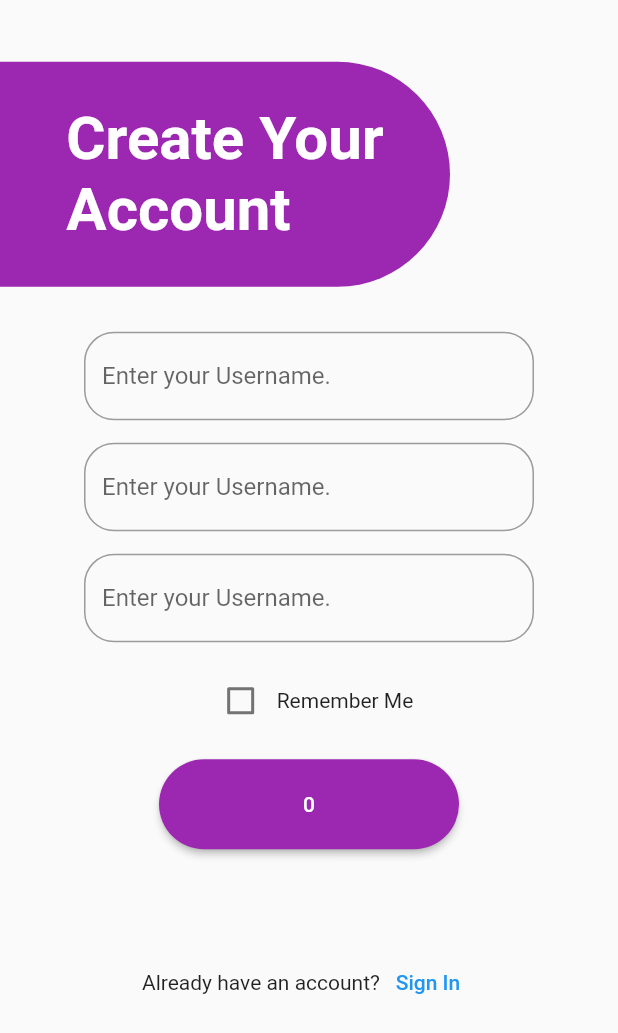
After one commit to sunnyCodeENGINEER/group_11_fitness_app, a Flutter app: the CreateAccountMobileScreen screen opened directly, on a phone screen of 412 x 824 dp. The commit adds this screen. Shown: the top 1033 px of the screen. Run offline on Flutter 3.47's test engine with Material 2 defaults, Android fonts, the phone set to English and light mode, and no system bars.

Commit message:
Added CreatyAccountScreen.

```diff
--- /dev/null
+++ b/fitness_app/lib/create_account_screen.dart
@@ -0,0 +1,326 @@
+// ignore_for_file: sized_box_for_whitespace
+
+import 'package:fitness_app/typo.dart';
+import 'package:flutter/material.dart';
+
+class CreateAccountScreen extends StatefulWidget {
+  const CreateAccountScreen({super.key});
+
+  @override
+  State<CreateAccountScreen> createState() => _CreateAccountScreenState();
+}
+
+class _CreateAccountScreenState extends State<CreateAccountScreen> {
+  @override
+  Widget build(BuildContext context) {
+    return Container(
+      child: MediaQuery.of(context).size.width <=
+              MediaQuery.of(context).size.height
+          ? const CreateAccountMobileScreen()
+          : const CreateAccountDesktopScreen(),
+    );
+  }
+}
+
+class CreateAccountMobileScreen extends StatefulWidget {
+  const CreateAccountMobileScreen({super.key});
+
+  @override
+  State<CreateAccountMobileScreen> createState() =>
+      _CreateAccountMobileScreenState();
+}
+
+class _CreateAccountMobileScreenState extends State<CreateAccountMobileScreen> {
+  bool rememberMe = false;
+  bool signIn = false;
+
+  void _signIn() {
+    setState(() {
+      signIn = !signIn;
+    });
+  }
+
+  @override
+  Widget build(BuildContext context) {
+    return Scaffold(
+        body: Padding(
+      padding: EdgeInsets.only(
+        top: MediaQuery.of(context).size.height * 0.05,
+      ),
+      child: Column(
+        crossAxisAlignment: CrossAxisAlignment.start,
+        children: [
+          Container(
+            height: 150,
+            width: 300,
+            decoration: const BoxDecoration(
+              color: Colors.purple,
+              borderRadius: BorderRadius.only(
+                topRight: Radius.circular(100),
+                bottomRight: Radius.circular(100),
+              ),
+            ),
+            child: Center(
+              child: Text(
+                "Create Your\nAccount",
+                style: largeTitle,
+              ),
+            ),
+          ),
+          const SizedBox(
+            height: 30,
+          ),
+          Center(
+            child: Column(
+              children: [
+                Container(
+                  width: 300,
+                  child: TextFormField(
+                    decoration: InputDecoration(
+                      border: OutlineInputBorder(
+                        borderRadius: BorderRadius.circular(20),
+                      ),
+                      labelText: 'Enter your Username.',
+                    ),
+                  ),
+                ),
+                const SizedBox(
+                  height: 15,
+                ),
+                Container(
+                  width: 300,
+                  child: TextFormField(
+                    decoration: InputDecoration(
+                      border: OutlineInputBorder(
+                        borderRadius: BorderRadius.circular(20),
+                      ),
+                      labelText: 'Enter your Username.',
+                    ),
+                  ),
+                ),
+                const SizedBox(
+                  height: 15,
+                ),
+                Container(
+                  width: 300,
+                  child: TextFormField(
+                    decoration: InputDecoration(
+                      border: OutlineInputBorder(
+                        borderRadius: BorderRadius.circular(20),
+                      ),
+                      labelText: 'Enter your Username.',
+                    ),
+                  ),
+                ),
+                const SizedBox(
+                  height: 15,
+                ),
+                Row(
+                  mainAxisAlignment: MainAxisAlignment.center,
+                  children: [
+                    Checkbox(
+                        value: rememberMe,
+                        onChanged: (bool? value) {
+                          setState(() {
+                            rememberMe = value!;
+                          });
+                        }),
+                    const Text('Remember Me'),
+                  ],
+                ),
+                const SizedBox(
+                  height: 15,
+                ),
+                const LargeAppButton(),
+                const SizedBox(
+                  height: 15,
+                ),
+                Row(
+                  mainAxisAlignment: MainAxisAlignment.center,
+                  children: [
+                    const Text('Already have an account?'),
+                    TextButton(onPressed: _signIn, child: const Text('Sign In'))
+                  ],
+                )
+              ],
+            ),
+          )
+        ],
+      ),
+    ));
+  }
+}
+
+class CreateAccountDesktopScreen extends StatefulWidget {
+  const CreateAccountDesktopScreen({super.key});
+
+  @override
+  State<CreateAccountDesktopScreen> createState() =>
+      _CreateAccountDesktopScreenState();
+}
+
+class _CreateAccountDesktopScreenState
+    extends State<CreateAccountDesktopScreen> {
+  bool rememberMe = false;
+  bool signIn = false;
+
+  void _signIn() {
+    setState(() {
+      signIn = !signIn;
+    });
+  }
+
+  @override
+  Widget build(BuildContext context) {
+    return Scaffold(
+        body: Padding(
+      padding: const EdgeInsets.only(
+        top: 70,
+      ),
+      child: Row(
+        //mainAxisAlignment: MainAxisAlignment.spaceBetween,
+        crossAxisAlignment: CrossAxisAlignment.center,
+        children: [
+          Container(
+            margin: const EdgeInsets.only(
+              bottom: 50,
+            ),
+            height: 400,
+            width: MediaQuery.of(context).size.width * 0.4,
+            decoration: const BoxDecoration(
+              color: Colors.purple,
+              borderRadius: BorderRadius.only(
+                topRight: Radius.circular(400),
+                bottomRight: Radius.circular(400),
+              ),
+            ),
+            child: Center(
+              child: Text(
+                "Create Your\nAccount",
+                style: largeTitleDesktop,
+              ),
+            ),
+          ),
+          SizedBox(
+            width: (MediaQuery.of(context).size.width - 800) * 0.3,
+          ),
+          Center(
+            child: Column(
+              children: [
+                const Spacer(),
+                Container(
+                  width: 300,
+                  child: TextFormField(
+                    decoration: InputDecoration(
+                      border: OutlineInputBorder(
+                        borderRadius: BorderRadius.circular(20),
+                      ),
+                      labelText: 'Enter your Username.',
+                    ),
+                  ),
+                ),
+                const SizedBox(
+                  height: 15,
+                ),
+                Container(
+                  width: 300,
+                  child: TextFormField(
+                    decoration: InputDecoration(
+                      border: OutlineInputBorder(
+                        borderRadius: BorderRadius.circular(20),
+                      ),
+                      labelText: 'Enter your Username.',
+                    ),
+                  ),
+                ),
+                const SizedBox(
+                  height: 15,
+                ),
+                Container(
+                  width: 300,
+                  child: TextFormField(
+                    decoration: InputDecoration(
+                      border: OutlineInputBorder(
+                        borderRadius: BorderRadius.circular(20),
+                      ),
+                      labelText: 'Enter your Username.',
+                    ),
+                  ),
+                ),
+                const SizedBox(
+                  height: 15,
+                ),
+                Row(
+                  mainAxisAlignment: MainAxisAlignment.center,
+                  children: [
+                    Checkbox(
+                        value: rememberMe,
+                        onChanged: (bool? value) {
+                          setState(() {
+                            rememberMe = value!;
+                          });
+                        }),
+                    const Text('Remember Me'),
+                  ],
+                ),
+                const SizedBox(
+                  height: 15,
+                ),
+                const LargeAppButton(),
+                // const SizedBox(
+                //   height: 15,
+                // ),
+                Row(
+                  mainAxisAlignment: MainAxisAlignment.center,
+                  children: [
+                    const Text('Already have an account?'),
+                    TextButton(onPressed: _signIn, child: const Text('Sign In'))
+                  ],
+                ),
+                // const Spacer(),
+              ],
+            ),
+          )
+        ],
+      ),
+    ));
+  }
+}
+
+class LargeAppButton extends StatefulWidget {
+  const LargeAppButton({super.key});
+
+  @override
+  State<LargeAppButton> createState() => _LargeAppButtonState();
+}
+
+class _LargeAppButtonState extends State<LargeAppButton> {
+  int a = 0;
+
+  void _incrementCounter() {
+    if (a < 1) {
+      setState(() {
+        a++;
+      });
+    }
+  }
+
+  @override
+  Widget build(BuildContext context) {
+    return Container(
+      padding: const EdgeInsets.only(
+        bottom: 50,
+      ),
+      child: ElevatedButton(
+        style: ElevatedButton.styleFrom(
+            backgroundColor: Colors.purple,
+            shape: RoundedRectangleBorder(
+              borderRadius: BorderRadius.circular(30),
+            ),
+            minimumSize: const Size(200, 60)),
+        onPressed: _incrementCounter,
+        child: Text("$a"),
+      ),
+    );
+  }
+}
--- a/fitness_app/pubspec.yaml
+++ b/fitness_app/pubspec.yaml
@@ -47,7 +47,7 @@ dev_dependencies:
   # package. See that file for information about deactivating specific lint
   # rules and activating additional ones.
   flutter_lints: ^2.0.0
-
+  #google_fonts: ^3.0.0
 
 # For information on the generic Dart part of this file, see the
 # following page: https://dart.dev/tools/pub/pubspec
```
Also changed, not shown: fitness_app/lib/onboarding_screen.dart (+4 -4 lines), fitness_app/lib/typo.dart (added, +38 -0 lines).
